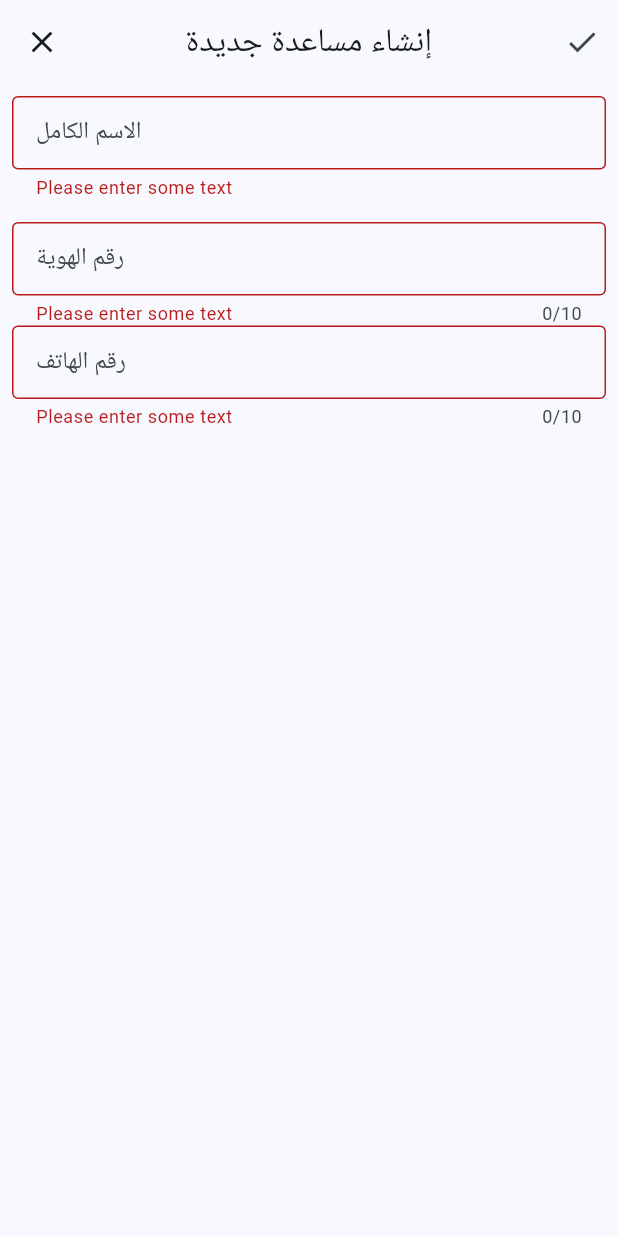
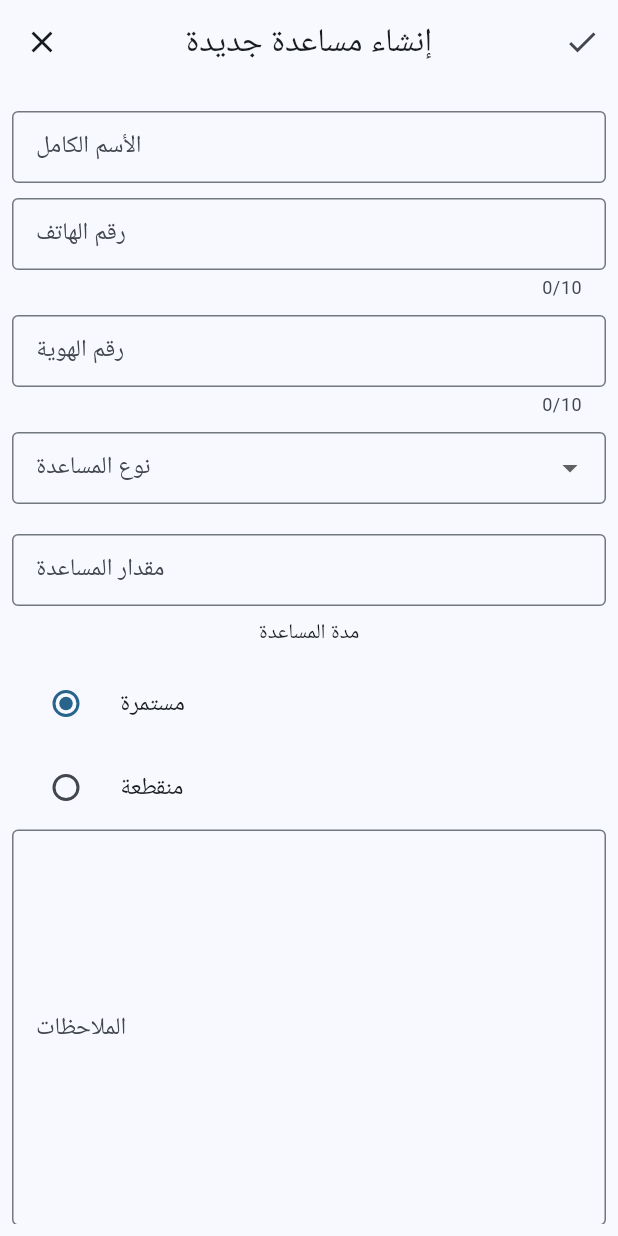
Before and after one commit to the1coder-pro/aid_app, a Flutter app: the RegisterPage screen opened directly, after a tap on the "check" icon, on a phone screen of 412 x 824 dp. Run offline on Flutter 3.47's test engine with Material 2 defaults, Android fonts, the phone set to English and light mode, and no system bars; drawn by our look-alikes of dynamic_color; our stand-ins replace google_fonts, hive, hive_flutter, shared_preferences; accounts and stored records are empty.

Commit message:
Improvements to Register Page

```diff
--- a/lib/main.dart
+++ b/lib/main.dart
@@ -232,8 +232,11 @@ class _MyHomePageState extends State<MyHomePage> {
                       Navigator.push(
                         context,
                         MaterialPageRoute(
-                            builder: (context) => DetailsPage(
-                                  person: person,
+                            builder: (context) => Directionality(
+                                  textDirection: TextDirection.rtl,
+                                  child: DetailsPage(
+                                    person: person,
+                                  ),
                                 )),
                       );
                     },
@@ -259,6 +262,17 @@ class _MyHomePageState extends State<MyHomePage> {
   }
 }
 
+enum AidDuration { continuous, interrupted }
+
+const List<String> aidTypes = <String>[
+  'صدقة',
+  'زواج',
+  'مؤونة',
+  'اجار',
+  'بناء',
+  'أخرى'
+];
+
 class RegisterPage extends StatefulWidget {
   const RegisterPage({super.key});
 
@@ -269,10 +283,17 @@ class RegisterPage extends StatefulWidget {
 class _RegisterPageState extends State<RegisterPage> {
   final _formKey = GlobalKey<FormState>();
   final TextEditingController _nameController = TextEditingController();
+  final TextEditingController _phoneController = TextEditingController();
   final TextEditingController _idNumberController = TextEditingController();
-  final TextEditingController _phoneController = TextEditingController();
+  final TextEditingController _amountController = TextEditingController();
+  final TextEditingController _typeController = TextEditingController();
+  final TextEditingController _notesController = TextEditingController();
 
   final box = Hive.box<Person>('personList');
+
+  AidDuration? _duration = AidDuration.continuous;
+
+  String? aidType = 'غير محددة';
 
   @override
   Widget build(BuildContext context) {
@@ -292,13 +313,18 @@ class _RegisterPageState extends State<RegisterPage> {
                         idNumber: _idNumberController.text,
                         phoneNumber: int.parse(_phoneController.text),
                         aidDates: [],
-                        aidType: "الزواج",
-                        aidAmount: 100,
-                        isContinuousAid: true,
-                        notes: ""));
-
+                        aidType: aidType == 'أخرى'
+                            ? _typeController.text
+                            : (aidType ?? 'غير محددة'),
+                        aidAmount: int.parse(_amountController.text),
+                        isContinuousAid:
+                            _duration == AidDuration.continuous ? true : false,
+                        notes: _notesController.text));
+                    Navigator.pop(context);
                     ScaffoldMessenger.of(context).showSnackBar(
-                      SnackBar(content: Text('Saved ${_nameController.text}')),
+                      SnackBar(
+                          content:
+                              Text('تم حفظ "${_nameController.text}" بنجاح')),
                     );
                   }
                 })
@@ -310,52 +336,99 @@ class _RegisterPageState extends State<RegisterPage> {
         key: _formKey,
         child: Padding(
           padding: const EdgeInsets.all(8.0),
-          child: Column(
-            crossAxisAlignment: CrossAxisAlignment.start,
+          child: ListView(
             children: <Widget>[
+              const SizedBox(height: 10),
               TextFormField(
                 decoration: const InputDecoration(
-                    hintText: "الاسم الكامل",
+                    label: Text("الأسم الكامل"),
                     border: OutlineInputBorder(),
                     isDense: true),
                 controller: _nameController,
-                validator: (value) {
-                  if (value == null || value.isEmpty) {
-                    return 'Please enter some text';
-                  }
-                  return null;
-                },
               ),
-              const SizedBox(height: 15),
+              const SizedBox(height: 10),
               TextFormField(
                 decoration: const InputDecoration(
-                    hintText: "رقم الهوية",
+                    label: Text("رقم الهاتف"),
+                    border: OutlineInputBorder(),
+                    isDense: true),
+                controller: _phoneController,
+                keyboardType: TextInputType.phone,
+                maxLength: 10,
+              ),
+              const SizedBox(height: 10),
+              TextFormField(
+                decoration: const InputDecoration(
+                    label: Text("رقم الهوية"),
                     border: OutlineInputBorder(),
                     isDense: true),
                 controller: _idNumberController,
                 keyboardType: TextInputType.number,
                 maxLength: 10,
-                validator: (value) {
-                  if (value == null || value.isEmpty) {
-                    return 'Please enter some text';
-                  }
-                  return null;
+              ),
+              const SizedBox(height: 10),
+              DropdownButtonFormField(
+                  decoration: const InputDecoration(
+                      label: Text("نوع المساعدة"),
+                      border: OutlineInputBorder(),
+                      isDense: true),
+                  items: aidTypes
+                      .map((e) => DropdownMenuItem(
+                          value: e,
+                          alignment: AlignmentDirectional.centerEnd,
+                          child: Text(e)))
+                      .toList(),
+                  onChanged: (value) => setState(() => aidType = value)),
+              const SizedBox(height: 5),
+              if (aidType == 'أخرى')
+                TextFormField(
+                  decoration: const InputDecoration(
+                      label: Text("نوع اخر"),
+                      border: OutlineInputBorder(),
+                      isDense: true),
+                  controller: _typeController,
+                ),
+              const SizedBox(height: 15),
+              TextFormField(
+                decoration: const InputDecoration(
+                    label: Text("مقدار المساعدة"),
+                    border: OutlineInputBorder(),
+                    isDense: true),
+                controller: _amountController,
+                keyboardType: TextInputType.number,
+              ),
+              const Padding(
+                padding: EdgeInsets.all(8.0),
+                child: Center(child: Text("مدة المساعدة")),
+              ),
+              RadioListTile<AidDuration>(
+                title: const Text('مستمرة'),
+                value: AidDuration.continuous,
+                groupValue: _duration,
+                onChanged: (AidDuration? value) {
+                  setState(() {
+                    _duration = value;
+                  });
+                },
+              ),
+              RadioListTile<AidDuration>(
+                title: const Text('منقطعة'),
+                value: AidDuration.interrupted,
+                groupValue: _duration,
+                onChanged: (AidDuration? value) {
+                  setState(() {
+                    _duration = value;
+                  });
                 },
               ),
               TextFormField(
                 decoration: const InputDecoration(
-                    hintText: "رقم الهاتف",
+                    label: Text("الملاحظات"),
                     border: OutlineInputBorder(),
                     isDense: true),
-                controller: _phoneController,
-                keyboardType: TextInputType.phone,
-                maxLength: 10,
-                validator: (value) {
-                  if (value == null || value.isEmpty) {
-                    return 'Please enter some text';
-                  }
-                  return null;
-                },
+                controller: _notesController,
+                keyboardType: TextInputType.multiline,
+                maxLines: 10,
               ),
             ],
           ),
@@ -384,11 +457,53 @@ class _DetailsPageState extends State<DetailsPage> {
         child: Column(
           children: [
             Card(
-                elevation: 0.5,
                 child: ListTile(
-                  title: Text(
-                      "hello,\n my name is ${widget.person.name},\n my phone number is ${widget.person.phoneNumber}, i need ${widget.person.aidAmount} \$ and i need it from ${widget.person.aidDates.isNotEmpty ? widget.person.aidDates[0] : "anyDate"} to ${widget.person.aidDates.isNotEmpty ? widget.person.aidDates[1] : "anyDate + 10 days"} "),
-                ))
+              title: Text(widget.person.name),
+              subtitle: Text("الأسم"),
+            )),
+
+            Card(
+                child: ListTile(
+              title: Text("${widget.person.phoneNumber}"),
+              subtitle: Text("رقم الهاتف"),
+            )),
+            Card(
+                child: ListTile(
+              title: Text(widget.person.idNumber),
+              subtitle: Text("رقم الهوية"),
+            )),
+            Card(
+                child: ListTile(
+              title: Text(widget.person.aidDates.length >= 2
+                  ? "${widget.person.aidDates[0]} - ${widget.person.aidDates[1]}"
+                  : "لا يوجد"),
+              subtitle: const Text("تاريخ المساعدة"),
+            )),
+            Card(
+                child: ListTile(
+              title: Text(widget.person.aidType),
+              subtitle: Text("نوع المساعدة"),
+            )),
+            Card(
+                child: ListTile(
+              title: Text("${widget.person.aidAmount} ريال"),
+              subtitle: Text("مقدار المساعدة"),
+            )),
+            Card(
+                child: ListTile(
+              title: Text(widget.person.isContinuousAid ? "مستمرة" : "منقطعة"),
+              subtitle: Text("مدة المساعدة"),
+            )),
+            Card(
+                child: ListTile(
+              title: Text(widget.person.notes),
+              subtitle: Text("الملاحظات"),
+            )),
+            //  Card(
+            //     child: ListTile(
+            //   title: Text(widget.person.name),
+            //   subtitle: Text("مشاركة"),
+            // )),
           ],
         ),
       )),
```
